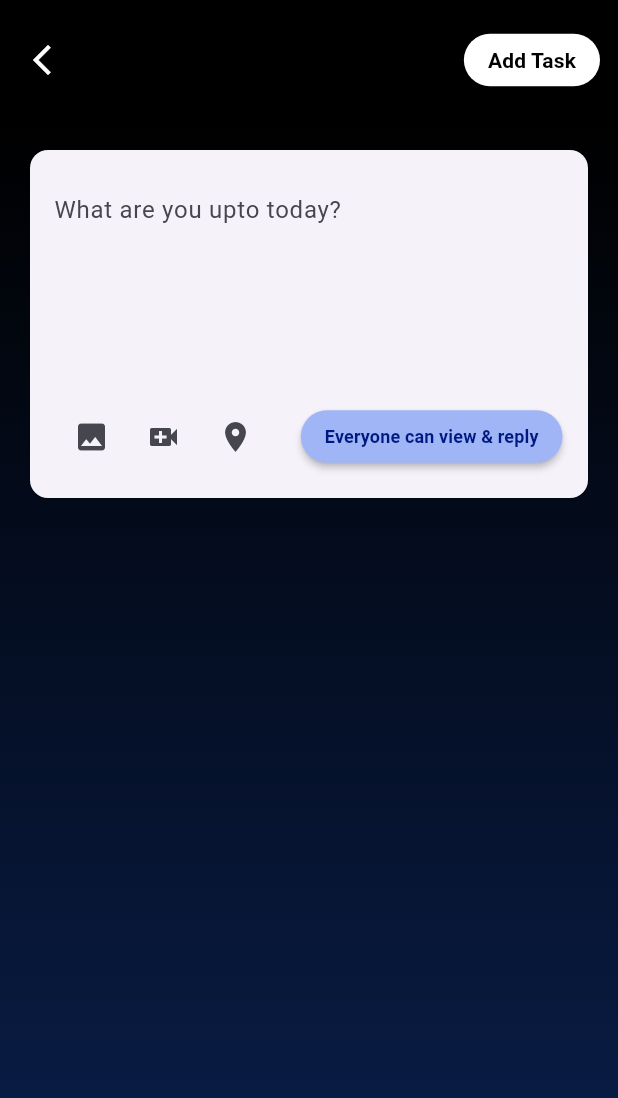
After one commit to flaminshinjan/TymPe, a Flutter app: the screen it shows after launch, after a tap on the "add" icon, on a phone screen of 412 x 824 dp. The commit adds this screen. Shown: the top 1098 px of the screen. Run offline on Flutter 3.47's test engine with Material 2 defaults, Android fonts, the light colour scheme and no system bars.

Commit message:
Add Task page done

```diff
--- a/lib/main.dart
+++ b/lib/main.dart
@@ -2,6 +2,7 @@ import 'package:flutter/material.dart';
 import 'package:tympe_app/screens/auth_pages/login.dart';
 import 'package:tympe_app/screens/auth_pages/signup.dart';
 import 'package:tympe_app/screens/homepage.dart';
+import 'package:tympe_app/screens/newtask.dart';
 
 void main() {
   runApp(const MyApp());
@@ -23,7 +24,8 @@ class MyApp extends StatelessWidget {
       routes: {
         '/login': (context) => LoginPage(),
         '/signup': (context) => SignUpPage(),
-        '/home': (context) => const HomePage(),
+        '/home': (context) => HomePage(),
+        '/newtask': (context) => NewTaskPage(),
       },
     );
   }
--- a/lib/screens/homepage.dart
+++ b/lib/screens/homepage.dart
@@ -1,5 +1,6 @@
 import 'package:flutter/material.dart';
 import 'package:tympe_app/screens/auth_pages/login.dart';
+import 'package:tympe_app/screens/newtask.dart';
 
 class HomePage extends StatelessWidget {
   const HomePage({super.key});
@@ -8,6 +9,7 @@ class HomePage extends StatelessWidget {
   Widget build(BuildContext context) {
     return Scaffold(
       appBar: AppBar(
+        automaticallyImplyLeading: false,
         toolbarHeight: 65,
         backgroundColor: Colors.black,
         title: Row(
@@ -102,6 +104,20 @@ class HomePage extends StatelessWidget {
           ),
         ),
       ),
+      floatingActionButton: FloatingActionButton(
+        onPressed: () {
+          Navigator.push(
+            context,
+            MaterialPageRoute(builder: (context) => NewTaskPage()),
+          );
+        },
+        backgroundColor: Colors.white,
+        shape: RoundedRectangleBorder(
+          borderRadius:
+              BorderRadius.circular(30), // Set the desired corner radius
+        ),
+        child: Icon(Icons.add),
+      ),
     );
   }
 }
--- /dev/null
+++ b/lib/screens/newtask.dart
@@ -0,0 +1,144 @@
+import 'package:flutter/material.dart';
+import 'package:tympe_app/screens/auth_pages/login.dart';
+import 'package:tympe_app/screens/auth_pages/signup.dart';
+import 'package:tympe_app/screens/homepage.dart';
+
+class NewTaskPage extends StatelessWidget {
+  @override
+  Widget build(BuildContext context) {
+    return Scaffold(
+      appBar: AppBar(
+        backgroundColor: Colors.black,
+        foregroundColor: Colors.white,
+        toolbarHeight: 80,
+        // Adjust the value as needed
+        leading: IconButton(
+          icon: Icon(Icons.arrow_back_ios_new_outlined),
+          onPressed: () {
+            Navigator.push(
+              context,
+              MaterialPageRoute(builder: (context) => HomePage()),
+            );
+            // Handle menu button press
+          },
+        ),
+        title: Text(
+          '',
+          style: TextStyle(fontSize: 25, fontWeight: FontWeight.w600),
+        ),
+        actions: [
+          Padding(
+            padding: const EdgeInsets.all(12),
+            child: MaterialButton(
+              onPressed: () {},
+
+              minWidth: 65, // Adjust the minimum width
+              height: 35, // Adjust the height
+              color: Colors.white,
+              textColor: Colors.black,
+              shape: RoundedRectangleBorder(
+                borderRadius: BorderRadius.circular(30),
+              ),
+              child: const Text(
+                'Add Task',
+                style: TextStyle(
+                    fontSize: 14,
+                    color: Colors.black,
+                    fontWeight: FontWeight.bold),
+              ),
+            ),
+          ),
+        ],
+      ),
+      body: Container(
+        decoration: BoxDecoration(
+          gradient: LinearGradient(
+              begin: Alignment.topCenter,
+              end: Alignment.bottomCenter,
+              colors: [Colors.black, Color.fromARGB(255, 10, 31, 76)]),
+        ),
+        child: Column(
+          children: [
+            Padding(
+              padding: EdgeInsets.all(16.0),
+              child: CardWithTextField(),
+            ),
+          ],
+        ),
+      ),
+    );
+  }
+}
+
+class CardWithTextField extends StatelessWidget {
+  @override
+  Widget build(BuildContext context) {
+    return Card(
+      child: Padding(
+        padding: EdgeInsets.all(16.0),
+        child: Stack(
+          children: [
+            Container(
+              height: 200,
+              width: 400,
+              child: TextField(
+                decoration: InputDecoration(
+                  hintText: "What are you upto today?",
+                  border: InputBorder.none,
+                ),
+              ),
+            ),
+            Positioned(
+              left: 1,
+              bottom: 1,
+              child: Row(
+                children: [
+                  IconButton(
+                    icon: Icon(Icons.photo),
+                    onPressed: () {
+                      // Handle photo button press
+                    },
+                  ),
+                  IconButton(
+                    icon: Icon(Icons.video_call),
+                    onPressed: () {
+                      // Handle video call button press
+                    },
+                  ),
+                  IconButton(
+                    icon: Icon(Icons.location_on),
+                    onPressed: () {
+                      // Handle location button press
+                    },
+                  ),
+                ],
+              ),
+            ),
+            Positioned(
+              right: 1,
+              bottom: 1,
+              child: MaterialButton(
+                onPressed: () {},
+
+                minWidth: 50, // Adjust the minimum width
+                height: 35, // Adjust the height
+                color: Color.fromARGB(255, 160, 181, 245),
+                textColor: Colors.white,
+                shape: RoundedRectangleBorder(
+                  borderRadius: BorderRadius.circular(30),
+                ),
+                child: const Text(
+                  'Everyone can view & reply',
+                  style: TextStyle(
+                      fontSize: 12,
+                      color: Color.fromARGB(255, 0, 24, 130),
+                      fontWeight: FontWeight.bold),
+                ),
+              ),
+            )
+          ],
+        ),
+      ),
+    );
+  }
+}
```
Also changed, not shown: lib/screens/tasks_page.dart (added, +70 -0 lines).
